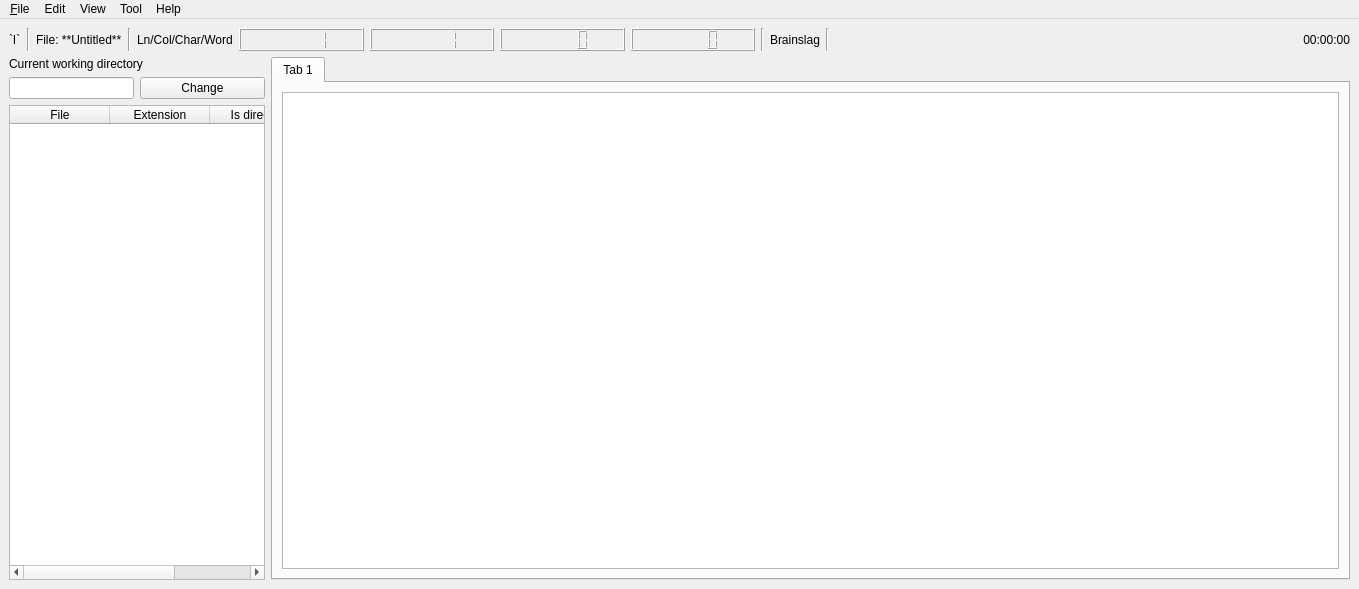
First picture: the form in src/TextEditor/TextEditor.ui, repository KatsumiKougen/SmallPyQt5Apps, before the edit.
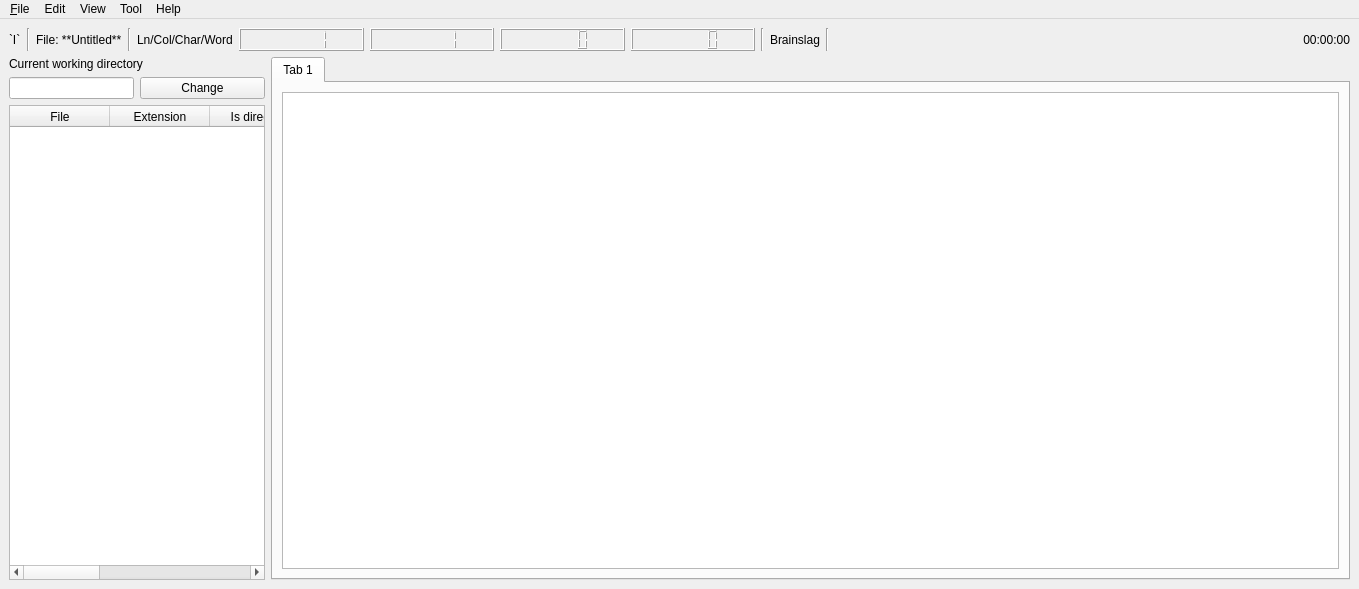
Second picture: the form after the edit.

Commit message: Improve file view feature

What changed in the file:
```diff
--- a/src/TextEditor/TextEditor.ui
+++ b/src/TextEditor/TextEditor.ui
@@ -218,6 +218,27 @@
             <string>Is directory</string>
            </property>
           </column>
+          <column>
+           <property name="text">
+            <string>Size</string>
+           </property>
+          </column>
+          <column>
+           <property name="text">
+            <string>Owner</string>
+           </property>
+          </column>
+          <column>
+           <property name="text">
+            <string>Owner ID</string>
+           </property>
+           <property name="font">
+            <font>
+             <family>Space Grotesk</family>
+             <italic>false</italic>
+            </font>
+           </property>
+          </column>
          </widget>
         </item>
        </layout>
```
Left out of the diff: 3 changed lines with no effect on the pictures. The commit also changes 2 other files.
